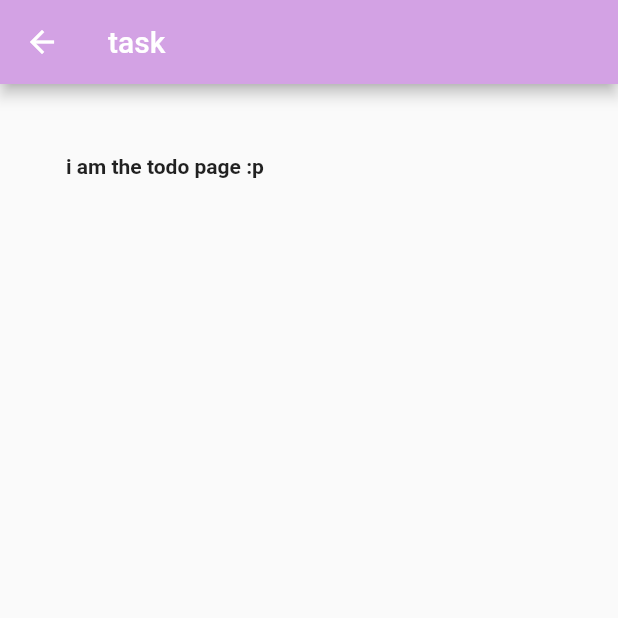
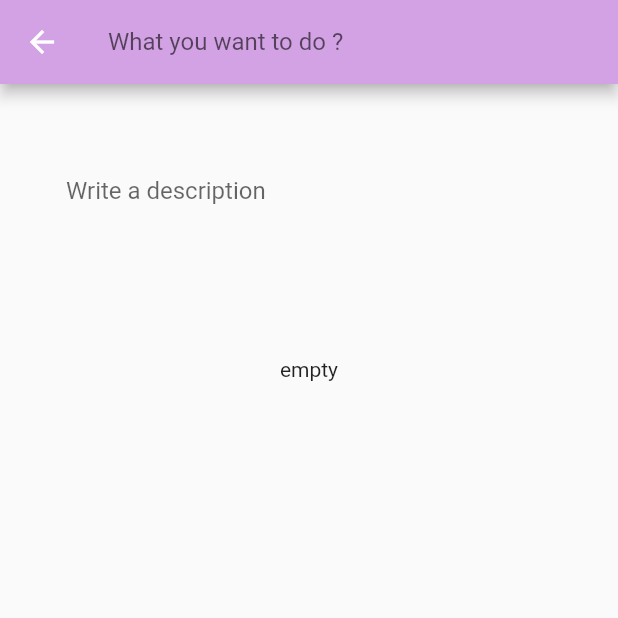
Before and after one commit to rihemebh/Todo, a Flutter app: the screen it shows after launch, after a tap on the "add" icon, on a phone screen of 412 x 824 dp, the top half of it. Run offline on Flutter 3.47's test engine with Material 2 defaults, Android fonts, the phone set to English and light mode, and no system bars; our stand-ins replace sqflite; accounts and stored records are empty; statements that could not run were skipped.

Commit message:
todo page + still have these probs to fix : id null when I add a new task / todos are added to the database but wont show

```diff
--- a/lib/DAO/dbHelper.dart
+++ b/lib/DAO/dbHelper.dart
@@ -10,9 +10,10 @@ class DataBaseHelper {
       join(await getDatabasesPath(), 'todo.db'),
       onCreate: (db, version) async {
         await db.execute(
-            "CREATE TABLE tasks(id INTEGER PRIMARY KEY, title TEXT, description TEXT)");
+            "CREATE TABLE tasks(id INTEGER  PRIMARY KEY AUTO_INCREMENT , title TEXT, description TEXT)");
         await db.execute(
-            "CREATE TABLE todos(id INTEGER PRIMARY KEY, taskId INTEGER, title TEXT, isDone INTEGER)");
+            "CREATE TABLE todos(id INTEGER  PRIMARY KEY AUTO_INCREMENT , taskId INTEGER,title TEXT, isDone INTEGER " +
+                "FOREIGN KEY(taskId) REFERENCES tasks(id) )");
 
         return db;
       },
@@ -28,11 +29,17 @@ class DataBaseHelper {
       task.toMap(),
       conflictAlgorithm: ConflictAlgorithm.replace,
     );
+    print("task was added" + task.id.toString());
   }
 
   Future<void> deleteTask(Task task) async {
     Database db = await database();
     await db.delete('tasks', where: "id = ?", whereArgs: [task.id]);
+  }
+
+  Future<void> updateTask(Task task) async {
+    Database db = await database();
+    db.update("tasks", task.toMap(), where: "id=?", whereArgs: [task.id]);
   }
 
   Future<void> insertTodo(ToDo todo) async {
@@ -43,6 +50,7 @@ class DataBaseHelper {
       todo.toMap(),
       conflictAlgorithm: ConflictAlgorithm.replace,
     );
+    print("todo was added" + todo.taskId.toString());
   }
 
   Future<List<Task>> getTasks() async {
@@ -57,11 +65,13 @@ class DataBaseHelper {
     });
   }
 
-  Future<List<ToDo>> getTodo() async {
+  Future<List<ToDo>> getTodo(int id) async {
     Database db = await database();
-    List<Map<String, dynamic>> todoMap = await db.query('todos');
+    List<Map<String, dynamic>> todoMap =
+        await db.query('todos', where: "taskId = ?", whereArgs: [id]);
 
     return List.generate(todoMap.length, (index) {
+      print(todoMap[index]);
       return ToDo(
           id: todoMap[index]['id'],
           title: todoMap[index]['title'],
--- a/lib/main.dart
+++ b/lib/main.dart
@@ -55,8 +55,12 @@ class _MyHomePageState extends State<MyHomePage> {
           itemBuilder: (BuildContext context, int index) {
             return GestureDetector(
               onTap: () {
-                Navigator.push(context,
-                    MaterialPageRoute(builder: (context) => TodoPage()));
+                Navigator.push(
+                    context,
+                    MaterialPageRoute(
+                        builder: (context) => TodoPage(
+                              task: tasks[index],
+                            )));
               },
               child: Dismissible(
                 key: Key(tasks[index].id.toString()),
@@ -78,7 +82,11 @@ class _MyHomePageState extends State<MyHomePage> {
       floatingActionButton: FloatingActionButton(
         onPressed: () {
           Navigator.push(
-              context, MaterialPageRoute(builder: (context) => TodoPage()));
+              context,
+              MaterialPageRoute(
+                  builder: (context) => TodoPage(
+                        task: null,),
+                        )).then((value) => setState(() {}));
         },
         child: Center(child: Icon(Icons.add)),
         backgroundColor: Color(0xffd3a2e4),
--- a/lib/view/todoPage.dart
+++ b/lib/view/todoPage.dart
@@ -1,30 +1,103 @@
 import 'package:flutter/material.dart';
+import 'package:todo/DAO/dbHelper.dart';
+import 'package:todo/model/task.dart';
+import 'package:todo/model/todo.dart';
+import 'package:todo/view/todoWidget.dart';
 
 class TodoPage extends StatefulWidget {
-  TodoPage({Key key}) : super(key: key);
+  final Task task;
+  TodoPage({Key key, @required this.task}) : super(key: key);
 
   @override
   _TodoPageState createState() => _TodoPageState();
 }
 
 class _TodoPageState extends State<TodoPage> {
+  DataBaseHelper db = DataBaseHelper();
+  List<ToDo> todos;
+  Future showData() async {
+    if (widget.task != null) {
+      todos = await db.getTodo(widget.task.id);
+      setState(() {
+        todos = todos;
+      });
+      print(todos);
+    }
+  }
+
   @override
   Widget build(BuildContext context) {
     return Scaffold(
       appBar: AppBar(
-        title: Text("task"),
+        title: TextField(
+          controller: TextEditingController()
+            ..text = widget.task != null ? widget.task.title : "",
+          decoration: InputDecoration(
+            hintText: "What you want to do ?",
+            border: InputBorder.none,
+          ),
+          onSubmitted: (value) async {
+            if (widget.task == null) {
+              await db.insertTask(new Task(title: value));
+            } else {
+              await db.updateTask(Task(
+                  id: widget.task.id,
+                  description: widget.task.description,
+                  title: value));
+            }
+          },
+        ),
         backgroundColor: Color(0xffd3a2e4),
       ),
-      body: Container(
-          padding: EdgeInsets.symmetric(
-            horizontal: 29,
-            vertical: 32,
+      body: Column(
+        children: <Widget>[
+          Container(
+            padding: EdgeInsets.symmetric(
+              horizontal: 29,
+              vertical: 32,
+            ),
+            margin: EdgeInsets.all(15),
+            child: TextField(
+              controller: TextEditingController()
+                ..text = widget.task != null ? widget.task.description : "",
+              decoration: InputDecoration(
+                hintText: "Write a description ",
+                border: InputBorder.none,
+              ),
+              onSubmitted: (value) async {
+                if (widget.task == null) {
+                  await db.insertTask(new Task(description: value));
+                } else {
+                  await db.updateTask(Task(
+                      id: widget.task.id,
+                      description: value,
+                      title: widget.task.title));
+                }
+              },
+            ),
           ),
-          margin: EdgeInsets.all(15),
-          child: Text("i am the todo page :p",
-              style: TextStyle(
-                fontWeight: FontWeight.bold,
-              ))),
+          Container(
+              height: 200,
+              padding: EdgeInsets.symmetric(
+                horizontal: 29,
+                vertical: 32,
+              ),
+              margin: EdgeInsets.all(8),
+              child: (widget.task != null)
+                  ? ListView.builder(
+                      itemCount: todos != null ? todos.length : 1,
+                      itemBuilder: (BuildContext context, int index) {
+                        return SingleChildScrollView(
+                          child: Container(
+                            child: TodoWidget(
+                                todo: todos != null ? todos[index] : null,
+                                taskId: widget.task.id),
+                          ),
+                        );
+                      })
+                  : Text("empty"))
+        ],
+      ),
     );
   }
 }
```
Also changed, not shown: lib/view/todoWidget.dart (added, +29 -0 lines).
